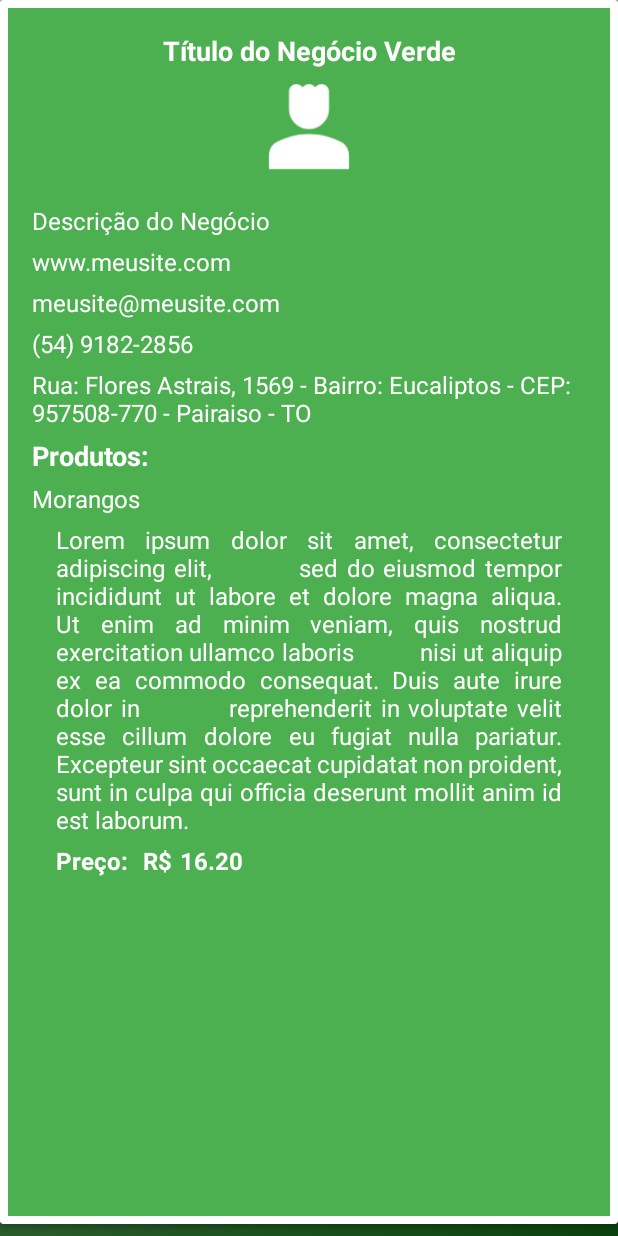
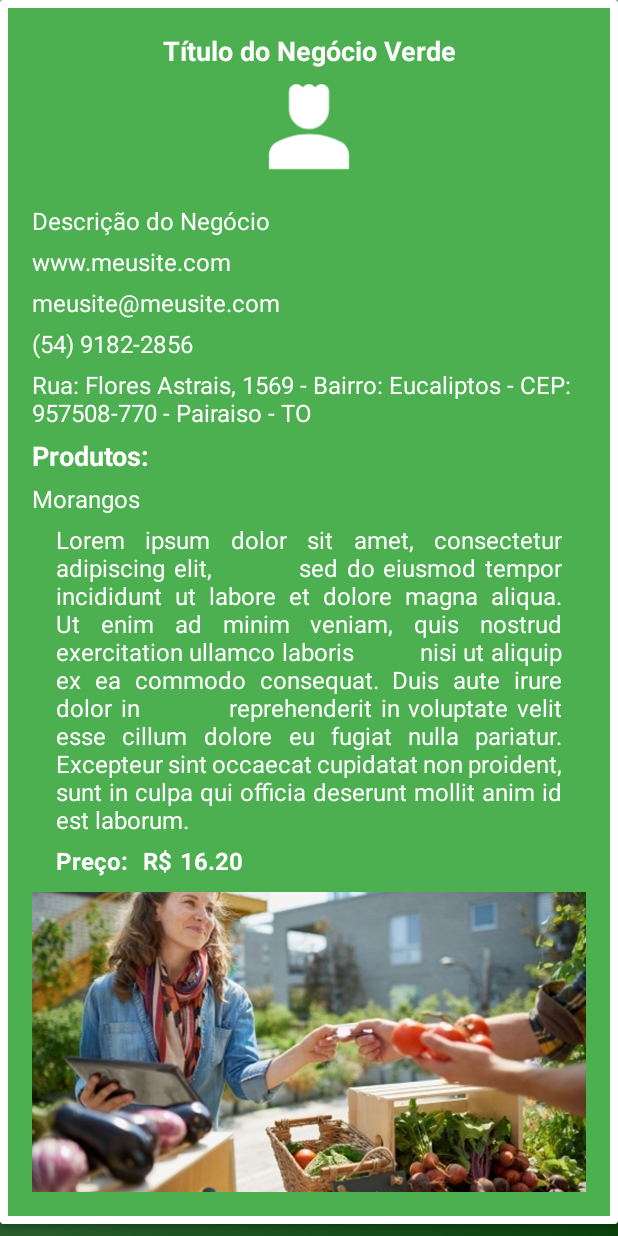
Before and after one commit to juarezhaffermann/EcoUnity, an Android app: the layout item_vitrine.xml on its own in the app's theme, with its tools: preview values and no code run, on a phone screen of 412 x 824 dp. Run offline under Robolectric (Android 15) with nearby library versions, the phone set to English and light mode, and no system bars; Roboto replaces fonts that are not available here.

Commit message:
feat: Separar exibição do logotipo e adicionar animação de transição para imagens de produtos
- Separado o carregamento do logotipo da empresa e das imagens de produtos.
- O logotipo da empresa agora é carregado diretamente do Firebase e exibido em um ImageView dedicado.
- Adicionada animação de transição entre imagens de produtos no ViewAnimator.
- Modificações no NegociosAdapter para suportar a nova estrutura de dados.
- Atualizações no layout XML para refletir as mudanças necessárias.

```diff
--- a/app/src/main/res/layout/item_vitrine.xml
+++ b/app/src/main/res/layout/item_vitrine.xml
@@ -168,12 +168,42 @@
          android:textStyle="bold" />
  </LinearLayout>
 
- <ViewAnimator
-    android:id="@+id/ImagensCarrosel"
-     android:layout_width="match_parent"
-     android:layout_height="200dp">
+    <ViewAnimator
+        android:id="@+id/ImagensCarrosel"
+        android:layout_width="match_parent"
+        android:layout_height="200dp">
 
- </ViewAnimator>
+        <ImageView
+            android:id="@+id/image1"
+            android:layout_width="match_parent"
+            android:layout_height="match_parent"
+            android:scaleType="centerCrop"  android:src="@drawable/foto1" />
+        <ImageView
+        android:id="@+id/image2"
+        android:layout_width="match_parent"
+        android:layout_height="match_parent"
+        android:scaleType="centerCrop"  android:src="@drawable/foto2" />
+
+        <ImageView
+            android:id="@+id/image3"
+            android:layout_width="match_parent"
+            android:layout_height="match_parent"
+            android:scaleType="centerCrop"  android:src="@drawable/foto3" />
+
+        <ImageView
+            android:id="@+id/image4"
+            android:layout_width="match_parent"
+            android:layout_height="match_parent"
+            android:scaleType="centerCrop"  android:src="@drawable/foto3" />
+
+        <ImageView
+            android:id="@+id/image5"
+            android:layout_width="match_parent"
+            android:layout_height="match_parent"
+            android:scaleType="centerCrop"  android:src="@drawable/foto3" />
+
+    </ViewAnimator>
+
 
 </LinearLayout>
 
--- a/app/src/main/res/mipmap-anydpi-v26/ic_launcher.xml
+++ /dev/null
@@ -1,5 +0,0 @@
-<?xml version="1.0" encoding="utf-8"?>
-<adaptive-icon xmlns:android="http://schemas.android.com/apk/res/android">
-    <background android:drawable="@drawable/ic_launcher_background"/>
-    <foreground android:drawable="@drawable/ic_launcher_foreground"/>
-</adaptive-icon>
```
Also changed, not shown: app/src/main/java/com/example/ecounity/activity/adapter/NegociosAdapter.java (+20 -3 lines), app/src/main/res/mipmap-hdpi/ic_launcher.png (added), app/src/main/res/mipmap-hdpi/ic_launcher.webp (deleted), app/src/main/res/mipmap-mdpi/ic_launcher.png (added), app/src/main/res/mipmap-mdpi/ic_launcher.webp (deleted), app/src/main/res/mipmap-xhdpi/ic_launcher.png (added), app/src/main/res/mipmap-xhdpi/ic_launcher.webp (deleted), app/src/main/res/mipmap-xxhdpi/ic_launcher.png (added), app/src/main/res/mipmap-xxhdpi/ic_launcher.webp (deleted), app/src/main/res/mipmap-xxxhdpi/ic_launcher.png (added), app/src/main/res/mipmap-xxxhdpi/ic_launcher.webp (deleted).
